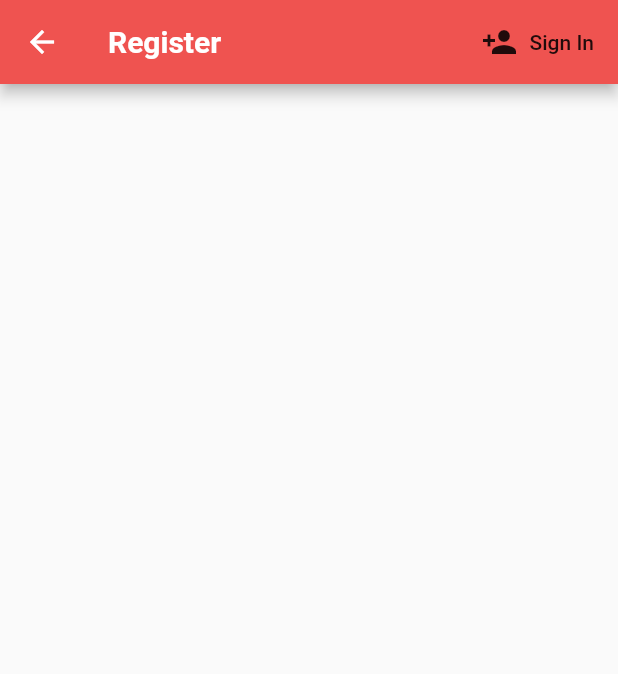
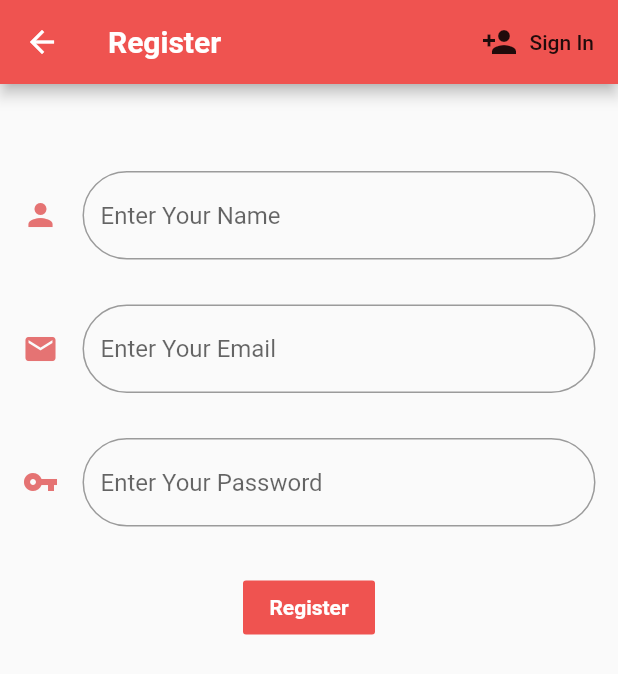
Before and after one commit to life-sync/family-todo, a Flutter app: the screen it shows after launch, after a tap on "Register", on a phone screen of 412 x 824 dp. Shown: the top 674 px of the screen. Run offline on Flutter 3.47's test engine with Material 2 defaults, Android fonts, the phone set to English and light mode, and no system bars; our stand-ins replace email_validator, firebase_auth, firebase_core; accounts and stored records are empty; Roboto replaces fonts that are missing (Merriweather, Plafair-Display, PlayFair-Display).

Commit message:
register form

```diff
--- a/lib/main.dart
+++ b/lib/main.dart
@@ -4,7 +4,7 @@ import 'package:flutter/material.dart';
 import 'package:firebase_core/firebase_core.dart';
 
 void main() async {
-  // await Firebase.initializeApp();
+  await Firebase.initializeApp();
   runApp(MyApp());
 }
 
--- a/lib/screens/authentication/register.dart
+++ b/lib/screens/authentication/register.dart
@@ -1,5 +1,7 @@
 import 'package:family_todolist/screens/authentication/signin.dart';
+import 'package:family_todolist/screens/home.dart';
 import 'package:flutter/material.dart';
+import 'package:email_validator/email_validator.dart';
 
 class Register extends StatefulWidget {
   @override
@@ -7,6 +9,11 @@ class Register extends StatefulWidget {
 }
 
 class _RegisterState extends State<Register> {
+  final _formKey = GlobalKey<FormState>();
+  String username = "";
+  String email = "";
+  String pass = "";
+  bool loading = false;
   @override
   Widget build(BuildContext context) {
     return Scaffold(
@@ -22,11 +29,141 @@ class _RegisterState extends State<Register> {
                 icon: Icon(Icons.person_add),
                 label: Text("Sign In"),
                 onPressed: () {
-                Navigator.pop(
-                    context, MaterialPageRoute(builder: (context) => SignIn()));
+                  Navigator.pop(context,
+                      MaterialPageRoute(builder: (context) => SignIn()));
                 }),
           ],
         ),
-    );
+        body: Column(
+          crossAxisAlignment: CrossAxisAlignment.center,
+          children: <Widget>[
+            Padding(
+              padding: const EdgeInsets.only(top: 50.0),
+              child: Padding(
+                  padding: const EdgeInsets.symmetric(
+                      horizontal: 15.0, vertical: 8.0),
+                  child: Form(
+                    key: _formKey,
+                    child: Column(
+                      children: <Widget>[
+                        TextFormField(
+                          validator: (val) {
+                            if (val.isEmpty) {
+                              return "Please Enter a Value";
+                            } else {
+                              return null;
+                            }
+                          },
+                          onChanged: (val) {
+                            setState(() {
+                              val = username;
+                            });
+                          },
+                          decoration: InputDecoration(
+                            hintText: "Enter Your Name",
+                            hintStyle: TextStyle(fontFamily: "Plafair-Display"),
+                            icon: Icon(
+                              Icons.person,
+                              color: Colors.red[300],
+                            ),
+                            border: OutlineInputBorder(
+                              borderRadius: BorderRadius.circular(32.0),
+                              borderSide: BorderSide(color: Colors.red[300]),
+                            ),
+                          ),
+                        ),
+                        SizedBox(
+                          height: 30.0,
+                        ),
+                        TextFormField(
+                          validator: (val) {
+                            if (EmailValidator.validate(val)) {
+                              return null;
+                            } else {
+                              return "Please Enter a Valid Email Adress";
+                            }
+                          },
+                          onChanged: (val) {
+                            setState(() {
+                              val = email;
+                            });
+                          },
+                          decoration: InputDecoration(
+                            hintText: "Enter Your Email",
+                            hintStyle: TextStyle(fontFamily: "Plafair-Display"),
+                            icon: Icon(
+                              Icons.email,
+                              color: Colors.red[300],
+                            ),
+                            border: OutlineInputBorder(
+                              borderRadius: BorderRadius.circular(32.0),
+                              borderSide: BorderSide(color: Colors.red[300]),
+                            ),
+                          ),
+                        ),
+                        SizedBox(
+                          height: 30.0,
+                        ),
+                        TextFormField(
+                          validator: (val) {
+                            if (val.isNotEmpty) {
+                              if (val.length < 6) {
+                                return "Password must be longer than 6 characters";
+                              } else {
+                                return null;
+                              }
+                            } else {
+                              return "Enter a Password";
+                            }
+                          },
+                          obscureText: true,
+                          onChanged: (val) {
+                            setState(() {
+                              val = pass;
+                            });
+                          },
+                          decoration: InputDecoration(
+                            hintText: "Enter Your Password",
+                            hintStyle: TextStyle(fontFamily: "Plafair-Display"),
+                            icon: Icon(
+                              Icons.vpn_key,
+                              color: Colors.red[300],
+                            ),
+                            border: OutlineInputBorder(
+                              borderRadius: BorderRadius.circular(32.0),
+                              borderSide: BorderSide(color: Colors.red[300]),
+                            ),
+                          ),
+                        ),
+                        SizedBox(
+                          height: 30.0,
+                        ),
+                        RaisedButton(
+                          elevation: 0.0,
+                          color: Colors.red[400],
+                          child: Text(
+                            "Register",
+                            style: TextStyle(
+                                fontFamily: "Merriweather",
+                                fontWeight: FontWeight.bold,
+                                backgroundColor: Colors.red[400],
+                                color: Colors.white),
+                          ),
+                          onPressed: () {
+                            if (_formKey.currentState.validate()) {
+                              print("Login Succesfull");
+                              Navigator.push(
+                                  context,
+                                  MaterialPageRoute(
+                                      builder: (context) => Home()));
+                            }
+                          },
+                        )
+                      ],
+                    ),
+                  )),
+            )
+          ],
+        ));
   }
 }
```
Lines whose indentation alone changed are shown as unchanged.
